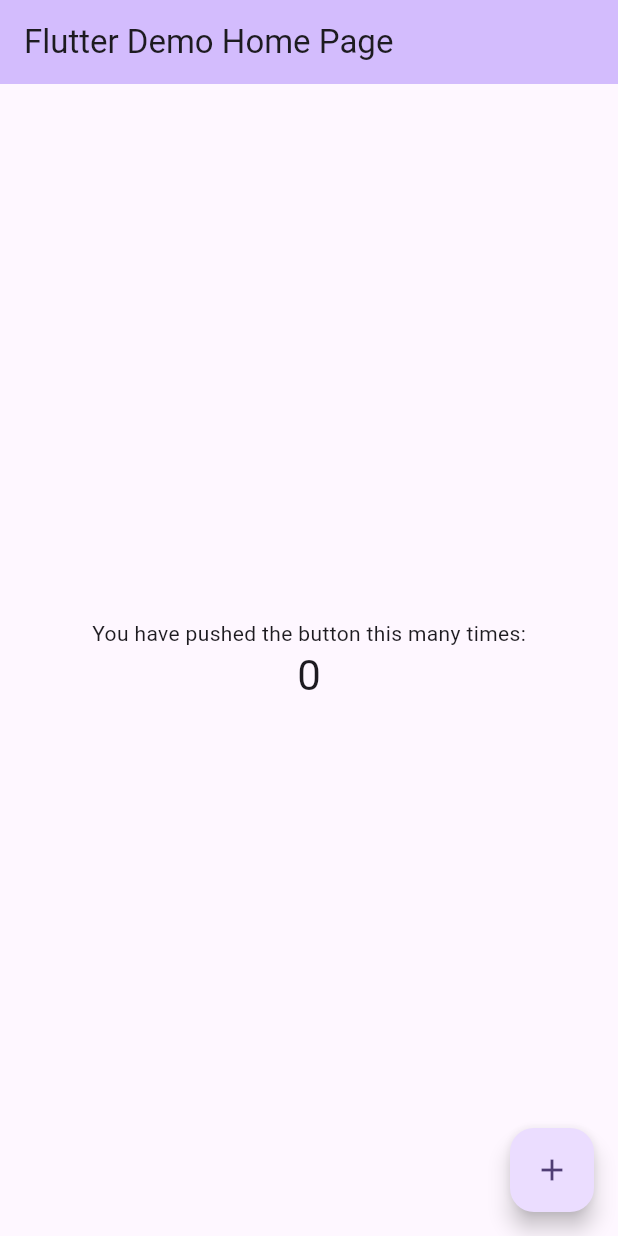
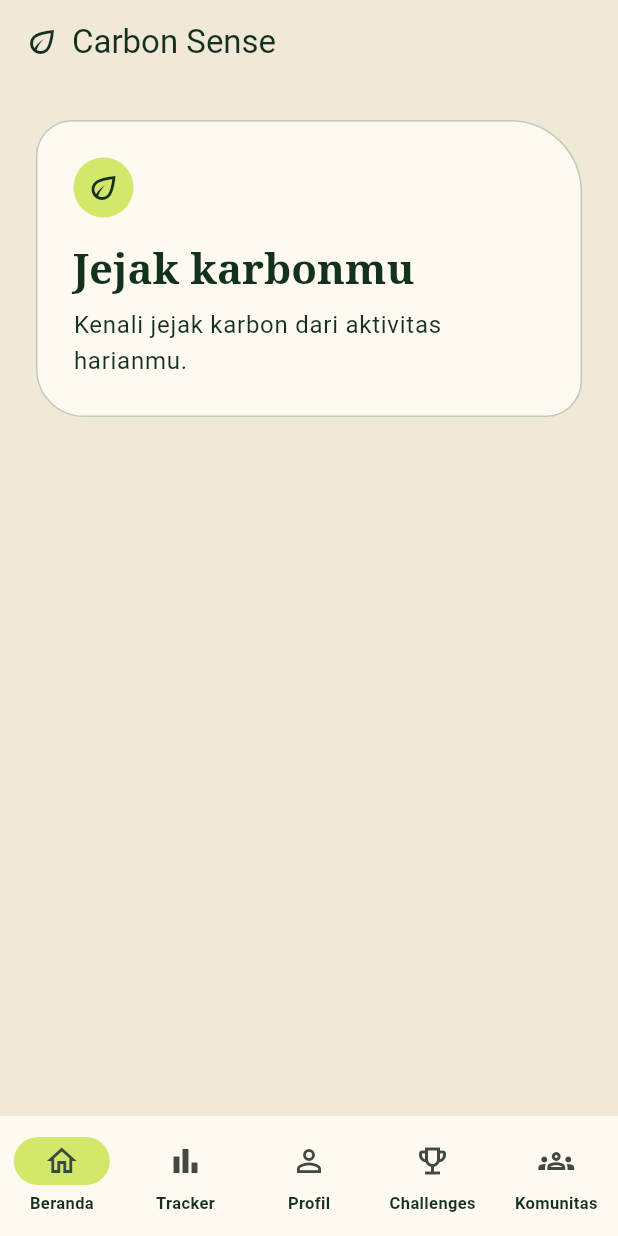
Before and after one commit to PBP-B-11/carbon-sense-mobile, a Flutter app: the screen it shows after launch, on a phone screen of 412 x 824 dp. Run offline on Flutter 3.47's test engine with Material 3 defaults, Android fonts, the phone set to English and light mode, and no system bars.

Commit message:
feat: tambah kerangka navigasi lima tab

```diff
--- a/lib/main.dart
+++ b/lib/main.dart
@@ -1,4 +1,10 @@
 import 'package:flutter/material.dart';
+
+import 'modules/beranda/beranda_page.dart';
+import 'modules/challenges/challenges_page.dart';
+import 'modules/komunitas/komunitas_page.dart';
+import 'modules/profil/profil_page.dart';
+import 'modules/tracker/tracker_page.dart';
 
 void main() {
   runApp(const MyApp());
@@ -7,115 +13,94 @@ void main() {
 class MyApp extends StatelessWidget {
   const MyApp({super.key});
 
-  // This widget is the root of your application.
   @override
   Widget build(BuildContext context) {
+    const cream = Color(0xFFF1E9D8);
+    const surface = Color(0xFFFFFAF0);
+    const forest = Color(0xFF14301F);
+
     return MaterialApp(
-      title: 'Flutter Demo',
+      title: 'Carbon Sense',
+      debugShowCheckedModeBanner: false,
       theme: ThemeData(
-        // This is the theme of your application.
-        //
-        // TRY THIS: Try running your application with "flutter run". You'll see
-        // the application has a purple toolbar. Then, without quitting the app,
-        // try changing the seedColor in the colorScheme below to Colors.green
-        // and then invoke "hot reload" (save your changes or press the "hot
-        // reload" button in a Flutter-supported IDE, or press "r" if you used
-        // the command line to start the app).
-        //
-        // Notice that the counter didn't reset back to zero; the application
-        // state is not lost during the reload. To reset the state, use hot
-        // restart instead.
-        //
-        // This works for code too, not just values: Most code changes can be
-        // tested with just a hot reload.
-        colorScheme: .fromSeed(seedColor: Colors.deepPurple),
+        colorScheme: ColorScheme.fromSeed(
+          seedColor: const Color(0xFF2C7A4B),
+          surface: surface,
+          onSurface: forest,
+        ),
+        scaffoldBackgroundColor: cream,
+        appBarTheme: const AppBarTheme(
+          backgroundColor: cream,
+          foregroundColor: forest,
+          surfaceTintColor: Colors.transparent,
+        ),
+        navigationBarTheme: const NavigationBarThemeData(
+          backgroundColor: surface,
+          indicatorColor: Color(0xFFD3E86A),
+          labelTextStyle: WidgetStatePropertyAll(
+            TextStyle(fontSize: 11, fontWeight: FontWeight.w600),
+          ),
+        ),
       ),
-      home: const MyHomePage(title: 'Flutter Demo Home Page'),
+      home: const _NavigationShell(),
     );
   }
 }
 
-class MyHomePage extends StatefulWidget {
-  const MyHomePage({super.key, required this.title});
-
-  // This widget is the home page of your application. It is stateful, meaning
-  // that it has a State object (defined below) that contains fields that affect
-  // how it looks.
-
-  // This class is the configuration for the state. It holds the values (in this
-  // case the title) provided by the parent (in this case the App widget) and
-  // used by the build method of the State. Fields in a Widget subclass are
-  // always marked "final".
-
-  final String title;
+class _NavigationShell extends StatefulWidget {
+  const _NavigationShell();
 
   @override
-  State<MyHomePage> createState() => _MyHomePageState();
+  State<_NavigationShell> createState() => _NavigationShellState();
 }
 
-class _MyHomePageState extends State<MyHomePage> {
-  int _counter = 0;
+class _NavigationShellState extends State<_NavigationShell> {
+  static const _pages = [
+    BerandaPage(),
+    TrackerPage(),
+    ProfilPage(),
+    ChallengesPage(),
+    KomunitasPage(),
+  ];
 
-  void _incrementCounter() {
-    setState(() {
-      // This call to setState tells the Flutter framework that something has
-      // changed in this State, which causes it to rerun the build method below
-      // so that the display can reflect the updated values. If we changed
-      // _counter without calling setState(), then the build method would not be
-      // called again, and so nothing would appear to happen.
-      _counter++;
-    });
-  }
+  int _selectedIndex = 0;
 
   @override
   Widget build(BuildContext context) {
-    // This method is rerun every time setState is called, for instance as done
-    // by the _incrementCounter method above.
-    //
-    // The Flutter framework has been optimized to make rerunning build methods
-    // fast, so that you can just rebuild anything that needs updating rather
-    // than having to individually change instances of widgets.
     return Scaffold(
       appBar: AppBar(
-        // TRY THIS: Try changing the color here to a specific color (to
-        // Colors.amber, perhaps?) and trigger a hot reload to see the AppBar
-        // change color while the other colors stay the same.
-        backgroundColor: Theme.of(context).colorScheme.inversePrimary,
-        // Here we take the value from the MyHomePage object that was created by
-        // the App.build method, and use it to set our appbar title.
-        title: Text(widget.title),
-      ),
-      body: Center(
-        // Center is a layout widget. It takes a single child and positions it
-        // in the middle of the parent.
-        child: Column(
-          // Column is also a layout widget. It takes a list of children and
-          // arranges them vertically. By default, it sizes itself to fit its
-          // children horizontally, and tries to be as tall as its parent.
-          //
-          // Column has various properties to control how it sizes itself and
-          // how it positions its children. Here we use mainAxisAlignment to
-          // center the children vertically; the main axis here is the vertical
-          // axis because Columns are vertical (the cross axis would be
-          // horizontal).
-          //
-          // TRY THIS: Invoke "debug painting" (choose the "Toggle Debug Paint"
-          // action in the IDE, or press "p" in the console), to see the
-          // wireframe for each widget.
-          mainAxisAlignment: .center,
+        title: const Row(
           children: [
-            const Text('You have pushed the button this many times:'),
-            Text(
-              '$_counter',
-              style: Theme.of(context).textTheme.headlineMedium,
-            ),
+            Icon(Icons.eco_outlined),
+            SizedBox(width: 8),
+            Text('Carbon Sense'),
           ],
         ),
       ),
-      floatingActionButton: FloatingActionButton(
-        onPressed: _incrementCounter,
-        tooltip: 'Increment',
-        child: const Icon(Icons.add),
+      body: _pages[_selectedIndex],
+      bottomNavigationBar: NavigationBar(
+        selectedIndex: _selectedIndex,
+        onDestinationSelected: (index) =>
+            setState(() => _selectedIndex = index),
+        destinations: const [
+          NavigationDestination(
+            icon: Icon(Icons.home_outlined),
+            label: 'Beranda',
+          ),
+          NavigationDestination(icon: Icon(Icons.bar_chart), label: 'Tracker'),
+          NavigationDestination(
+            icon: Icon(Icons.person_outline),
+            label: 'Profil',
+          ),
+          NavigationDestination(
+            icon: Icon(Icons.emoji_events_outlined),
+            label: 'Challenges',
+          ),
+          NavigationDestination(
+            icon: Icon(Icons.groups_outlined),
+            label: 'Komunitas',
+          ),
+        ],
       ),
     );
   }
--- /dev/null
+++ b/lib/modules/beranda/beranda_page.dart
@@ -0,0 +1,16 @@
+import 'package:flutter/material.dart';
+
+import '../module_intro.dart';
+
+class BerandaPage extends StatelessWidget {
+  const BerandaPage({super.key});
+
+  @override
+  Widget build(BuildContext context) {
+    return const ModuleIntro(
+      icon: Icons.eco_outlined,
+      title: 'Jejak karbonmu',
+      description: 'Kenali jejak karbon dari aktivitas harianmu.',
+    );
+  }
+}
--- /dev/null
+++ b/lib/modules/challenges/challenges_page.dart
@@ -0,0 +1,17 @@
+import 'package:flutter/material.dart';
+
+import '../module_intro.dart';
+
+class ChallengesPage extends StatelessWidget {
+  const ChallengesPage({super.key});
+
+  @override
+  Widget build(BuildContext context) {
+    return const ModuleIntro(
+      icon: Icons.emoji_events_outlined,
+      title: 'Eco-Challenges',
+      description:
+          'Pilih tantangan, catat progres harian, dan kumpulkan lencana.',
+    );
+  }
+}
--- /dev/null
+++ b/lib/modules/komunitas/komunitas_page.dart
@@ -0,0 +1,16 @@
+import 'package:flutter/material.dart';
+
+import '../module_intro.dart';
+
+class KomunitasPage extends StatelessWidget {
+  const KomunitasPage({super.key});
+
+  @override
+  Widget build(BuildContext context) {
+    return const ModuleIntro(
+      icon: Icons.groups_outlined,
+      title: 'Green Community',
+      description: 'Berbagi tips dan berdiskusi tentang lingkungan.',
+    );
+  }
+}
--- /dev/null
+++ b/lib/modules/module_intro.dart
@@ -0,0 +1,63 @@
+import 'package:flutter/material.dart';
+
+class ModuleIntro extends StatelessWidget {
+  const ModuleIntro({
+    super.key,
+    required this.icon,
+    required this.title,
+    required this.description,
+  });
+
+  final IconData icon;
+  final String title;
+  final String description;
+
+  @override
+  Widget build(BuildContext context) {
+    final theme = Theme.of(context);
+
+    return SafeArea(
+      child: ListView(
+        padding: const EdgeInsets.all(24),
+        children: [
+          Container(
+            padding: const EdgeInsets.all(24),
+            decoration: BoxDecoration(
+              color: theme.colorScheme.surface,
+              border: Border.all(color: theme.colorScheme.outlineVariant),
+              borderRadius: const BorderRadius.only(
+                topLeft: Radius.circular(24),
+                topRight: Radius.circular(48),
+                bottomLeft: Radius.circular(32),
+                bottomRight: Radius.circular(24),
+              ),
+            ),
+            child: Column(
+              crossAxisAlignment: CrossAxisAlignment.start,
+              children: [
+                CircleAvatar(
+                  backgroundColor: const Color(0xFFD3E86A),
+                  foregroundColor: theme.colorScheme.onSurface,
+                  child: Icon(icon),
+                ),
+                const SizedBox(height: 16),
+                Semantics(
+                  header: true,
+                  child: Text(
+                    title,
+                    style: theme.textTheme.headlineMedium?.copyWith(
+                      fontFamily: 'serif',
+                      fontWeight: FontWeight.bold,
+                    ),
+                  ),
+                ),
+                const SizedBox(height: 8),
+                Text(description, style: theme.textTheme.bodyLarge),
+              ],
+            ),
+          ),
+        ],
+      ),
+    );
+  }
+}
--- /dev/null
+++ b/lib/modules/profil/profil_page.dart
@@ -0,0 +1,16 @@
+import 'package:flutter/material.dart';
+
+import '../module_intro.dart';
+
+class ProfilPage extends StatelessWidget {
+  const ProfilPage({super.key});
+
+  @override
+  Widget build(BuildContext context) {
+    return const ModuleIntro(
+      icon: Icons.person_outline,
+      title: 'Profil & Udara',
+      description: 'Kelola akun dan pantau kualitas udara di kotamu.',
+    );
+  }
+}
--- /dev/null
+++ b/lib/modules/tracker/tracker_page.dart
@@ -0,0 +1,16 @@
+import 'package:flutter/material.dart';
+
+import '../module_intro.dart';
+
+class TrackerPage extends StatelessWidget {
+  const TrackerPage({super.key});
+
+  @override
+  Widget build(BuildContext context) {
+    return const ModuleIntro(
+      icon: Icons.bar_chart,
+      title: 'Carbon Tracker',
+      description: 'Catat aktivitas harian dan pantau emisinya.',
+    );
+  }
+}
```
Also changed, not shown: 2 other files.
